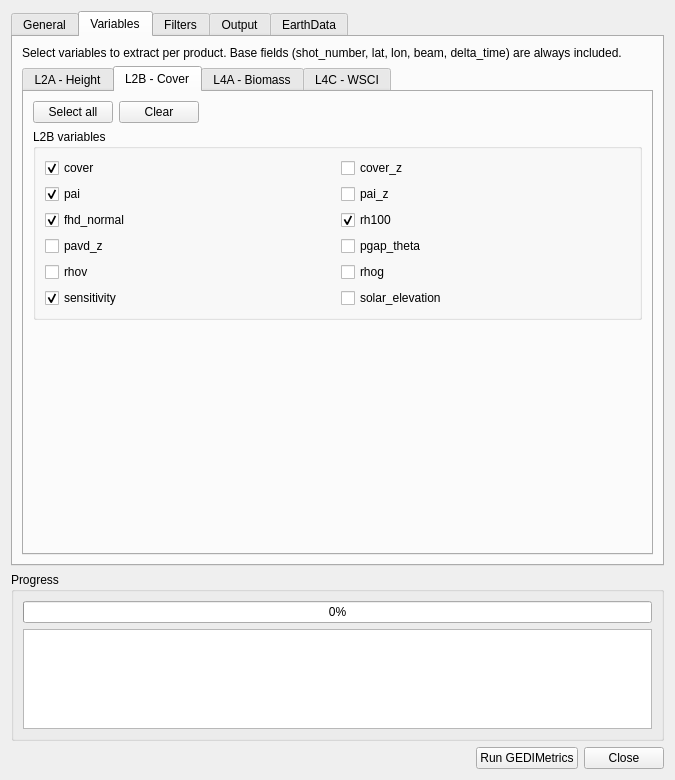
First picture: the form in gedi_metrics/gedi_metrics_dialog_base.ui, repository AlexanderCotrinaS/gedi-metrics-qgis, before the edit.
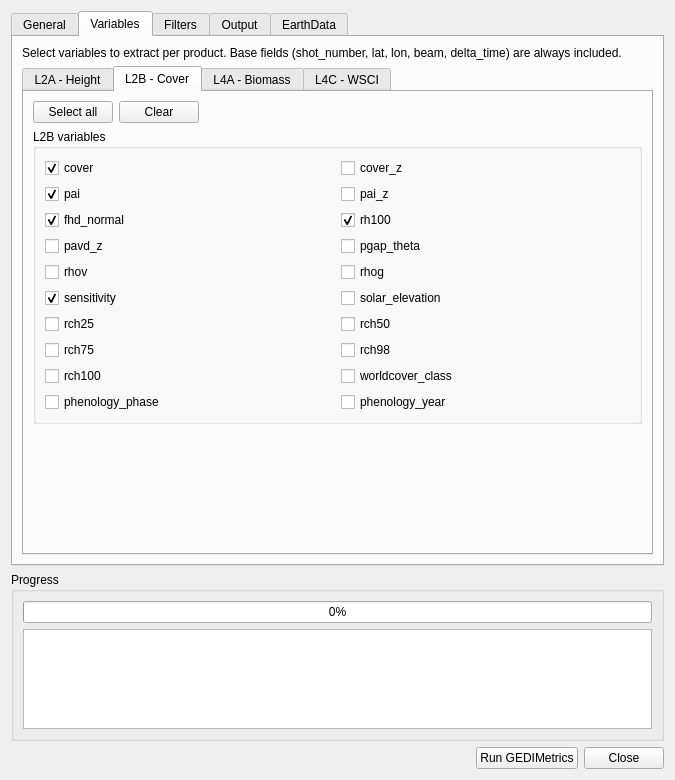
Second picture: the form after the edit. The open tabs and pages were chosen to show the change.

Patch:
```diff
--- a/gedi_metrics/gedi_metrics_dialog_base.ui
+++ b/gedi_metrics/gedi_metrics_dialog_base.ui
@@ -201,6 +201,14 @@
               <item row="4" column="1"><widget class="QCheckBox" name="chk_l2b_rhog"><property name="text"><string>rhog</string></property></widget></item>
               <item row="5" column="0"><widget class="QCheckBox" name="chk_l2b_sensitivity"><property name="text"><string>sensitivity</string></property><property name="checked"><bool>true</bool></property></widget></item>
               <item row="5" column="1"><widget class="QCheckBox" name="chk_l2b_solar_elevation"><property name="text"><string>solar_elevation</string></property></widget></item>
+              <item row="6" column="0"><widget class="QCheckBox" name="chk_l2b_rch25"><property name="text"><string>rch25</string></property></widget></item>
+              <item row="6" column="1"><widget class="QCheckBox" name="chk_l2b_rch50"><property name="text"><string>rch50</string></property></widget></item>
+              <item row="7" column="0"><widget class="QCheckBox" name="chk_l2b_rch75"><property name="text"><string>rch75</string></property></widget></item>
+              <item row="7" column="1"><widget class="QCheckBox" name="chk_l2b_rch98"><property name="text"><string>rch98</string></property></widget></item>
+              <item row="8" column="0"><widget class="QCheckBox" name="chk_l2b_rch100"><property name="text"><string>rch100</string></property></widget></item>
+              <item row="8" column="1"><widget class="QCheckBox" name="chk_l2b_worldcover_class"><property name="text"><string>worldcover_class</string></property></widget></item>
+              <item row="9" column="0"><widget class="QCheckBox" name="chk_l2b_phenology_phase"><property name="text"><string>phenology_phase</string></property></widget></item>
+              <item row="9" column="1"><widget class="QCheckBox" name="chk_l2b_phenology_year"><property name="text"><string>phenology_year</string></property></widget></item>
              </layout>
             </widget>
            </item>
```
Left out of the diff: 9 changed lines with no effect on the pictures.
